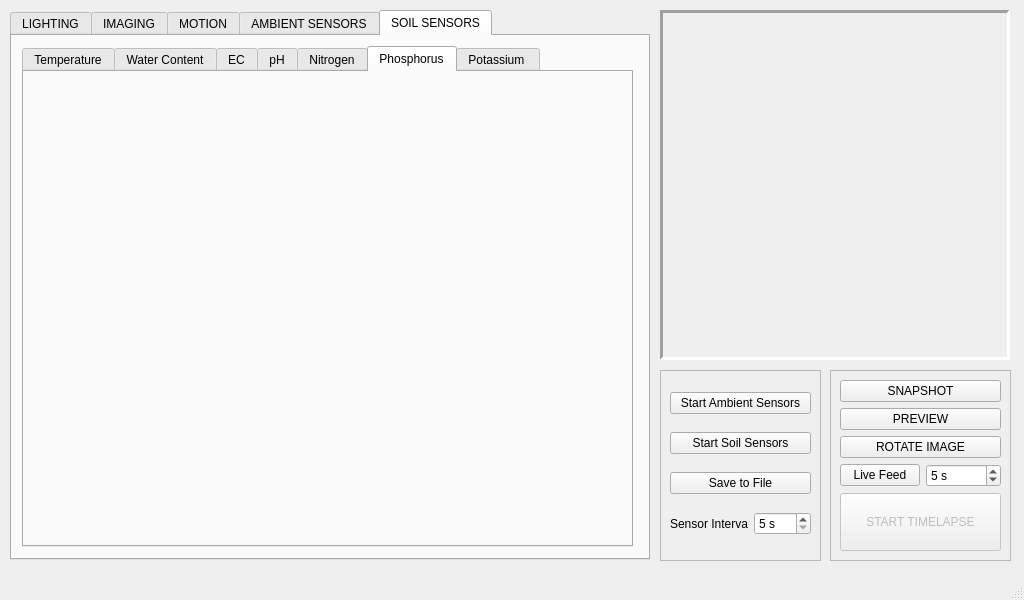
Before: the Qt Designer form _ui/FlashLapse_Pro.ui in CoCl-Jerry/Flashlapse_Pro_Dev, drawn with Qt 5.
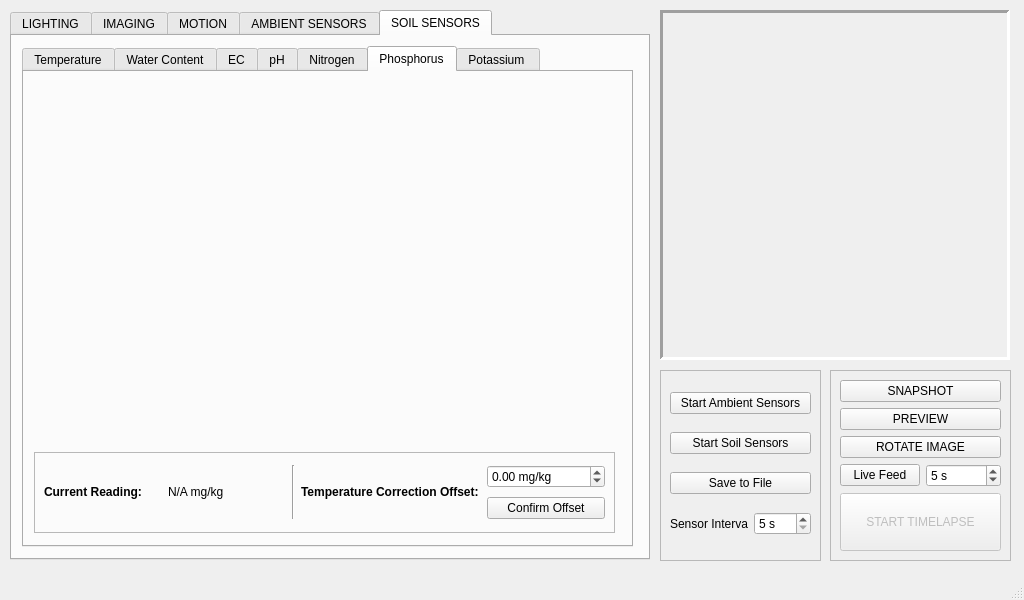
After: the same form once the commit is applied. The open tabs and pages were chosen to show the change. Icons and pictures are not drawn. Custom widgets are drawn as their Qt base class.

The edit to the form file:
```diff
--- a/_ui/FlashLapse_Pro.ui
+++ b/_ui/FlashLapse_Pro.ui
@@ -1549,6 +1549,107 @@
        <attribute name="title">
         <string>Phosphorus</string>
        </attribute>
+       <widget class="PlotWidget" name="soil_phosphorus_graphWidget" native="true">
+        <property name="geometry">
+         <rect>
+          <x>10</x>
+          <y>10</y>
+          <width>581</width>
+          <height>361</height>
+         </rect>
+        </property>
+       </widget>
+       <widget class="QFrame" name="frame_10">
+        <property name="geometry">
+         <rect>
+          <x>10</x>
+          <y>380</y>
+          <width>581</width>
+          <height>81</height>
+         </rect>
+        </property>
+        <property name="frameShape">
+         <enum>QFrame::StyledPanel</enum>
+        </property>
+        <property name="frameShadow">
+         <enum>QFrame::Raised</enum>
+        </property>
+        <widget class="QWidget" name="gridLayoutWidget_14">
+         <property name="geometry">
+          <rect>
+           <x>10</x>
+           <y>10</y>
+           <width>561</width>
+           <height>61</height>
+          </rect>
+         </property>
+         <layout class="QGridLayout" name="gridLayout_14">
+          <item row="0" column="3" rowspan="2">
+           <widget class="Line" name="line_16">
+            <property name="orientation">
+             <enum>Qt::Vertical</enum>
+            </property>
+           </widget>
+          </item>
+          <item row="0" column="5">
+           <widget class="QDoubleSpinBox" name="soil_phosphorus_offset_doubleSpinBox">
+            <property name="prefix">
+             <string/>
+            </property>
+            <property name="suffix">
+             <string> mg/kg</string>
+            </property>
+            <property name="minimum">
+             <double>-100.000000000000000</double>
+            </property>
+            <property name="maximum">
+             <double>100.000000000000000</double>
+            </property>
+           </widget>
+          </item>
+          <item row="0" column="1" rowspan="2">
+           <widget class="QLabel" name="soil_phosphorus_label">
+            <property name="minimumSize">
+             <size>
+              <width>0</width>
+              <height>0</height>
+             </size>
+            </property>
+            <property name="text">
+             <string>&lt;html&gt;&lt;head/&gt;&lt;body&gt;&lt;p&gt;&lt;span style=&quot; font-weight:700;&quot;&gt;Current Reading:&lt;/span&gt;&lt;/p&gt;&lt;/body&gt;&lt;/html&gt;</string>
+            </property>
+           </widget>
+          </item>
+          <item row="1" column="5">
+           <widget class="QPushButton" name="soil_phosphorus_offset_pushButton">
+            <property name="text">
+             <string>Confirm Offset</string>
+            </property>
+           </widget>
+          </item>
+          <item row="0" column="2" rowspan="2">
+           <widget class="QLabel" name="soil_phosphorus_value_label">
+            <property name="text">
+             <string>N/A mg/kg</string>
+            </property>
+           </widget>
+          </item>
+          <item row="0" column="4" rowspan="2">
+           <widget class="QLabel" name="label_16">
+            <property name="minimumSize">
+             <size>
+              <width>180</width>
+              <height>0</height>
+             </size>
+            </property>
+            <property name="text">
+             <string>&lt;html&gt;&lt;head/&gt;&lt;body&gt;&lt;p&gt;&lt;span style=&quot; font-weight:700;&quot;&gt;Temperature Correction Offset:&lt;/span&gt;&lt;/p&gt;&lt;/body&gt;&lt;/html&gt;</string>
+            </property>
+           </widget>
+          </item>
+         </layout>
+        </widget>
+       </widget>
       </widget>
       <widget class="QWidget" name="tab_16">
        <attribute name="title">
```
Left out of the diff: 476 changed lines with no effect on the pictures.
